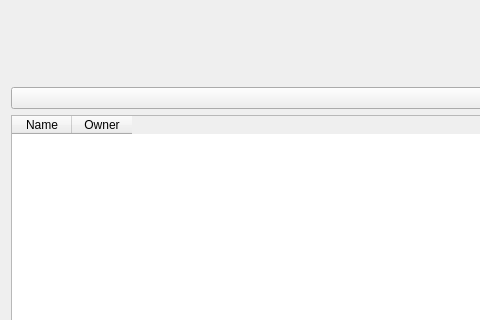
First picture: the form in qfieldsync/ui/cloud_projects_dialog.ui, repository opengisch/qfieldsync, before the edit; both pictures show x 0 to 480 and y 0 to 320 of the 640 by 661 pixel window.
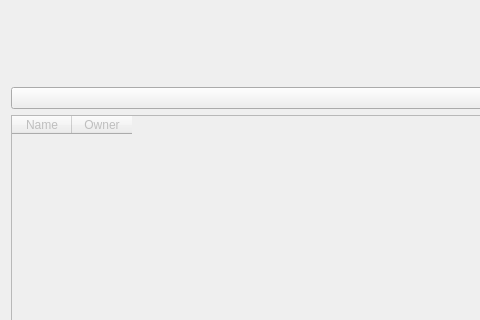
Second picture: the form after the edit. The open tabs and pages were chosen to show the change. Icons and pictures are not drawn.

Commit message: Improve labels when loading a project and showing an error

The edit to the form file:
```diff
--- a/qfieldsync/ui/cloud_projects_dialog.ui
+++ b/qfieldsync/ui/cloud_projects_dialog.ui
@@ -130,6 +130,9 @@
        </item>
        <item>
         <widget class="QTableWidget" name="projectsTable">
+         <property name="enabled">
+          <bool>false</bool>
+         </property>
          <property name="sizePolicy">
           <sizepolicy hsizetype="Expanding" vsizetype="Expanding">
            <horstretch>0</horstretch>
```
The commit also changes 1 other file.
